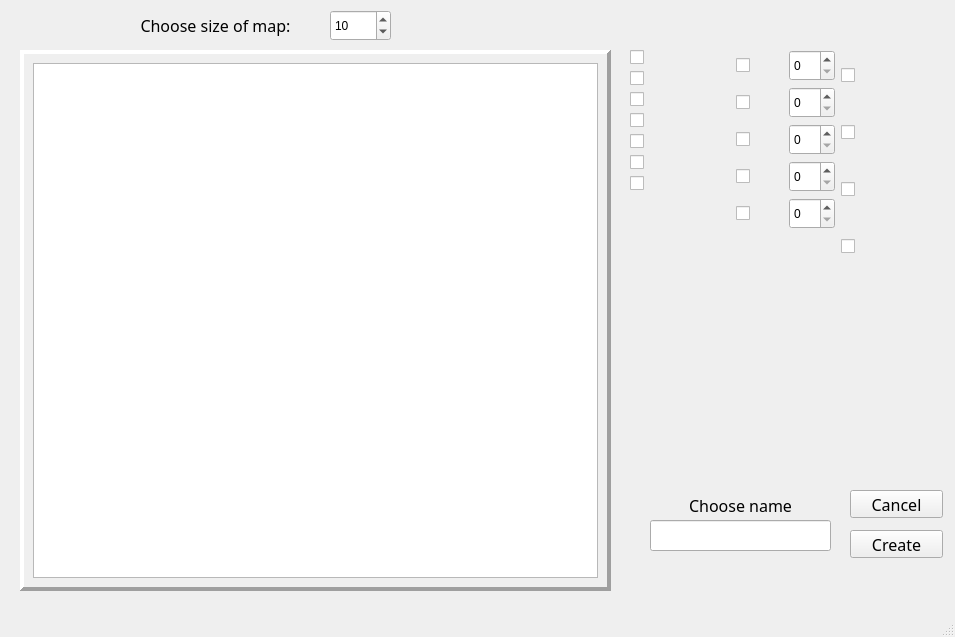
Kalianova/LogicGame, file createmap.ui: the form before one commit.
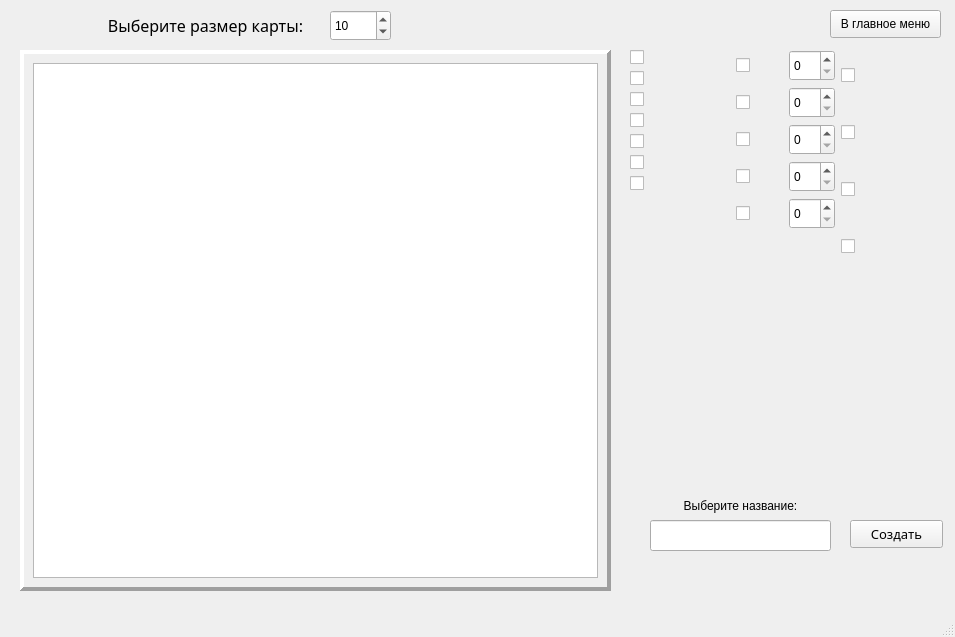
The form after the commit. Icons and pictures are not drawn.

```diff
--- a/createmap.ui
+++ b/createmap.ui
@@ -51,7 +51,7 @@
     <property name="geometry">
      <rect>
       <x>850</x>
-      <y>530</y>
+      <y>520</y>
       <width>93</width>
       <height>28</height>
      </rect>
@@ -59,11 +59,11 @@
     <property name="font">
      <font>
       <family>Britannic Bold</family>
-      <pointsize>12</pointsize>
+      <pointsize>10</pointsize>
      </font>
     </property>
     <property name="text">
-     <string>Create</string>
+     <string>Создать</string>
     </property>
    </widget>
    <widget class="QLineEdit" name="name_level">
@@ -87,15 +87,14 @@
     </property>
     <property name="font">
      <font>
-      <family>Britannic Bold</family>
-      <pointsize>12</pointsize>
+      <pointsize>9</pointsize>
      </font>
     </property>
     <property name="layoutDirection">
      <enum>Qt::LeftToRight</enum>
     </property>
     <property name="text">
-     <string>Choose name</string>
+     <string>Выберите название:</string>
     </property>
     <property name="alignment">
      <set>Qt::AlignCenter</set>
@@ -566,7 +565,7 @@
    <widget class="QLabel" name="labelSizOfMap">
     <property name="geometry">
      <rect>
-      <x>100</x>
+      <x>90</x>
       <y>10</y>
       <width>231</width>
       <height>31</height>
@@ -579,7 +578,7 @@
      </font>
     </property>
     <property name="text">
-     <string>Choose size of map:</string>
+     <string>Выберите размер карты:</string>
     </property>
     <property name="alignment">
      <set>Qt::AlignCenter</set>
@@ -588,20 +587,14 @@
    <widget class="QPushButton" name="cancel">
     <property name="geometry">
      <rect>
-      <x>850</x>
-      <y>490</y>
-      <width>93</width>
+      <x>830</x>
+      <y>10</y>
+      <width>111</width>
       <height>28</height>
      </rect>
     </property>
-    <property name="font">
-     <font>
-      <family>Britannic Bold</family>
-      <pointsize>12</pointsize>
-     </font>
-    </property>
     <property name="text">
-     <string>Cancel</string>
+     <string>В главное меню</string>
     </property>
    </widget>
   </widget>
```
